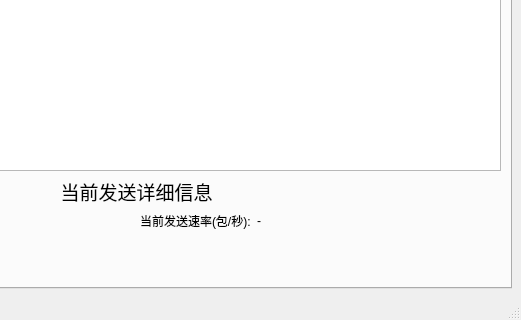
nnpyro1/SyncTunnel, file mainwindow.ui: the form before one commit; both pictures show x 272 to 793 and y 271 to 591 of the 793 by 591 pixel window.
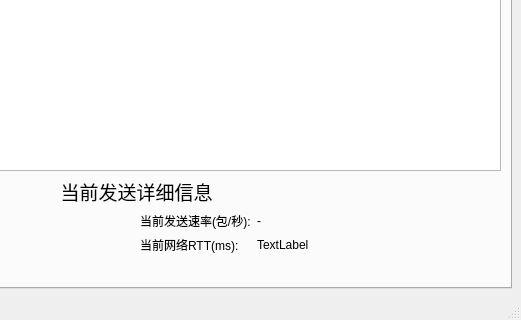
The form after the commit. Custom widgets are drawn as their Qt base class.

Diff of the .ui file:
```diff
--- a/mainwindow.ui
+++ b/mainwindow.ui
@@ -309,6 +309,20 @@
               </property>
              </widget>
             </item>
+            <item row="1" column="0">
+             <widget class="QLabel" name="label_25">
+              <property name="text">
+               <string>当前网络RTT(ms):</string>
+              </property>
+             </widget>
+            </item>
+            <item row="1" column="1">
+             <widget class="QLabel" name="label_sendInfo_rtt">
+              <property name="text">
+               <string>TextLabel</string>
+              </property>
+             </widget>
+            </item>
            </layout>
           </item>
           <item row="0" column="0">
```
